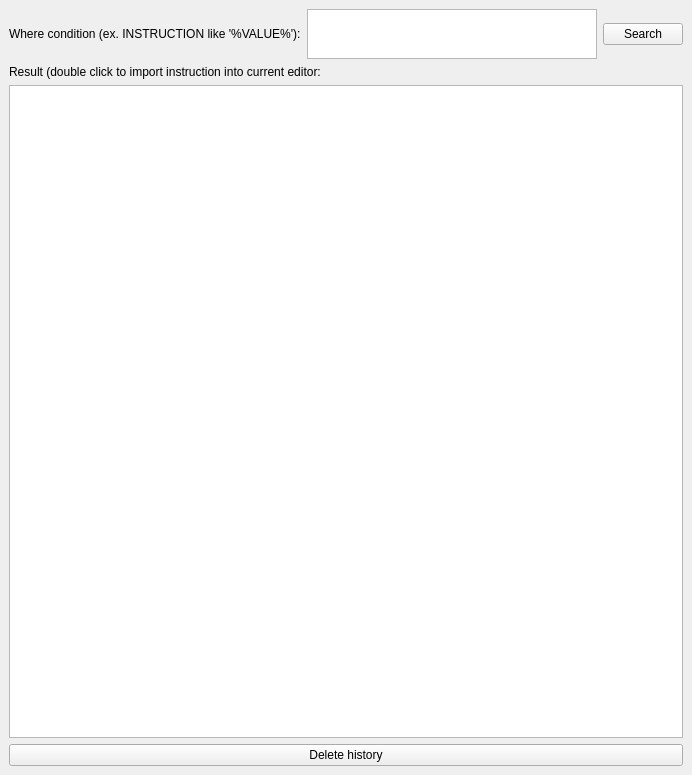
MValaguz/MSql, file source/qtdesigner/history_ui.ui: the form before one commit.
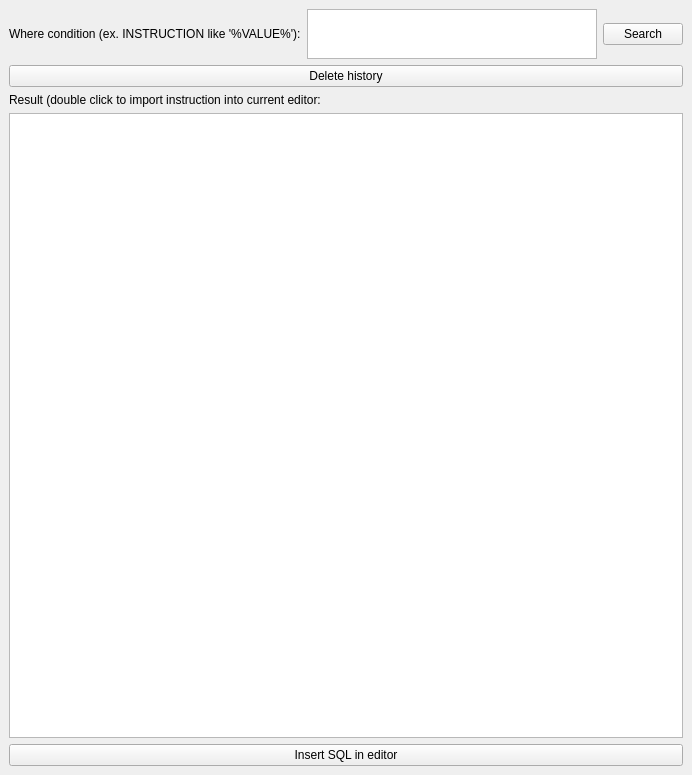
The form after the commit. Icons and pictures are not drawn.

What changed in the file:
```diff
--- a/source/qtdesigner/history_ui.ui
+++ b/source/qtdesigner/history_ui.ui
@@ -25,6 +25,31 @@
     </sizepolicy>
    </property>
    <layout class="QGridLayout" name="gridLayout">
+    <item row="3" column="0">
+     <widget class="QTableView" name="o_lst1">
+      <property name="font">
+       <font>
+        <pointsize>8</pointsize>
+       </font>
+      </property>
+      <property name="selectionMode">
+       <enum>QAbstractItemView::SingleSelection</enum>
+      </property>
+      <property name="selectionBehavior">
+       <enum>QAbstractItemView::SelectRows</enum>
+      </property>
+     </widget>
+    </item>
+    <item row="2" column="0">
+     <widget class="QLabel" name="label">
+      <property name="text">
+       <string>Result (double click to import instruction into current editor:</string>
+      </property>
+      <property name="buddy">
+       <cstring>o_lst1</cstring>
+      </property>
+     </widget>
+    </item>
     <item row="0" column="0">
      <layout class="QHBoxLayout" name="horizontalLayout">
       <item>
@@ -67,31 +92,6 @@
      </layout>
     </item>
     <item row="1" column="0">
-     <widget class="QLabel" name="label">
-      <property name="text">
-       <string>Result (double click to import instruction into current editor:</string>
-      </property>
-      <property name="buddy">
-       <cstring>o_lst1</cstring>
-      </property>
-     </widget>
-    </item>
-    <item row="2" column="0">
-     <widget class="QTableView" name="o_lst1">
-      <property name="font">
-       <font>
-        <pointsize>8</pointsize>
-       </font>
-      </property>
-      <property name="selectionMode">
-       <enum>QAbstractItemView::SingleSelection</enum>
-      </property>
-      <property name="selectionBehavior">
-       <enum>QAbstractItemView::SelectRows</enum>
-      </property>
-     </widget>
-    </item>
-    <item row="3" column="0">
      <widget class="QPushButton" name="b_purge">
       <property name="text">
        <string>Delete history</string>
@@ -102,6 +102,17 @@
       </property>
      </widget>
     </item>
+    <item row="4" column="0">
+     <widget class="QPushButton" name="b_insert_in_editor">
+      <property name="text">
+       <string>Insert SQL in editor</string>
+      </property>
+      <property name="icon">
+       <iconset resource="resource.qrc">
+        <normaloff>:/icons/icons/indent.png</normaloff>:/icons/icons/indent.png</iconset>
+      </property>
+     </widget>
+    </item>
    </layout>
   </widget>
  </widget>
```
Left out of the diff: 10 changed lines with no effect on the pictures.
